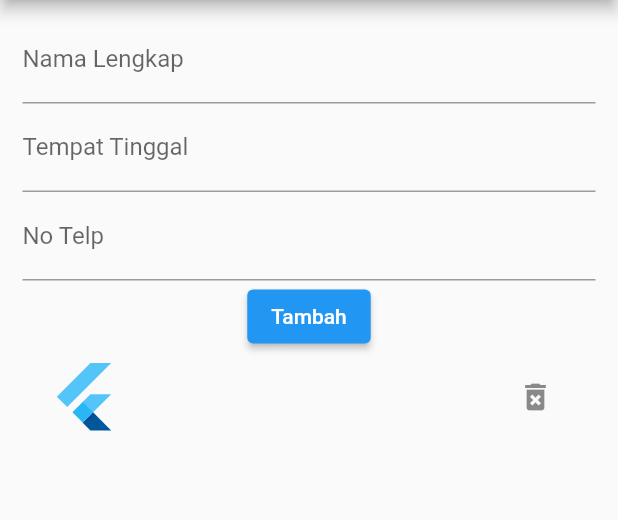
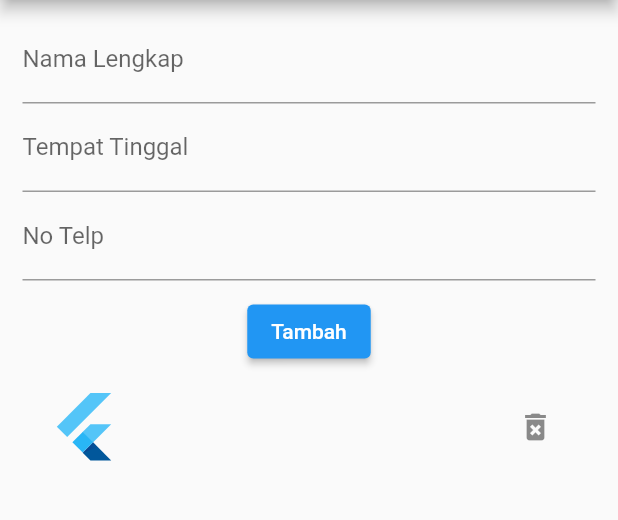
Before and after one commit to MarcYovian/ToDoList, a Flutter app: the screen it shows after launch, after a tap on "Tambah", on a phone screen of 412 x 824 dp, the part 84-604 px from its top. Run offline on Flutter 3.47's test engine with Material 2 defaults, Android fonts, the phone set to English and light mode, and no system bars.

```diff
--- a/lib/praktikum04/to_do_list_detail.dart
+++ b/lib/praktikum04/to_do_list_detail.dart
@@ -54,12 +54,15 @@ class _MyList4State extends State<MyList4> {
             controller: PhoneController,
             decoration: const InputDecoration(labelText: "No Telp"),
           ),
-          ElevatedButton(
-              onPressed: () {
-                addData(NameController.text, PlaceController.text,
-                    PhoneController.text);
-              },
-              child: const Text("Tambah")),
+          Padding(
+            padding: const EdgeInsets.all(10),
+            child: ElevatedButton(
+                onPressed: () {
+                  addData(NameController.text, PlaceController.text,
+                      PhoneController.text);
+                },
+                child: const Text("Tambah")),
+          ),
           Expanded(
             child: ListView.builder(
               itemCount: data.length,
@@ -112,9 +115,7 @@ class PersonTile extends StatelessWidget {
 }
 
 class DetailList extends StatelessWidget {
-  final String? Name;
-  final String? Place;
-  final String? Phone;
+  final String? Name, Place, Phone;
 
   const DetailList({super.key, this.Name, this.Place, this.Phone});
 
```
Also changed, not shown: lib/main.dart (+0 -76 lines).
